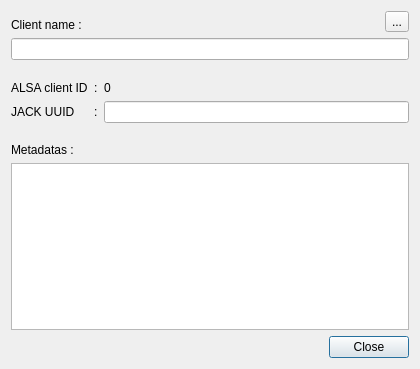
Before: the Qt Designer form resources/ui/canvas_group_info.ui in Houston4444/HoustonPatchbay, drawn with Qt 5.
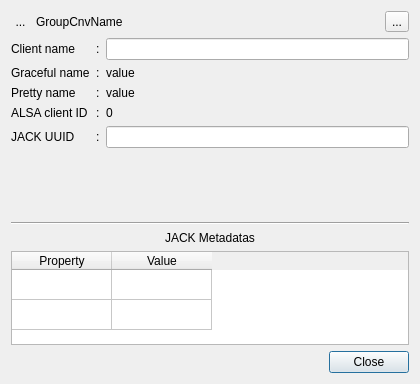
After: the same form once the commit is applied. Icons and pictures are not drawn.

Commit message: improve client infos dialog

```diff
--- a/resources/ui/canvas_group_info.ui
+++ b/resources/ui/canvas_group_info.ui
@@ -7,7 +7,7 @@
     <x>0</x>
     <y>0</y>
     <width>420</width>
-    <height>369</height>
+    <height>384</height>
    </rect>
   </property>
   <property name="windowTitle">
@@ -17,18 +17,28 @@
    <item>
     <layout class="QHBoxLayout" name="horizontalLayout_2">
      <item>
-      <widget class="QLabel" name="label">
-       <property name="sizePolicy">
-        <sizepolicy hsizetype="Fixed" vsizetype="Preferred">
-         <horstretch>0</horstretch>
-         <verstretch>0</verstretch>
-        </sizepolicy>
+      <widget class="QToolButton" name="toolButtonGroupIcon">
+       <property name="styleSheet">
+        <string notr="true">QToolButton{border:none}</string>
        </property>
        <property name="text">
-        <string>Client name :</string>
+        <string>...</string>
        </property>
-       <property name="alignment">
-        <set>Qt::AlignBottom|Qt::AlignLeading|Qt::AlignLeft</set>
+       <property name="iconSize">
+        <size>
+         <width>32</width>
+         <height>32</height>
+        </size>
+       </property>
+      </widget>
+     </item>
+     <item>
+      <widget class="QLabel" name="labelCnvName">
+       <property name="text">
+        <string>GroupCnvName</string>
+       </property>
+       <property name="textFormat">
+        <enum>Qt::AutoText</enum>
        </property>
       </widget>
      </item>
@@ -58,33 +68,17 @@
      </item>
     </layout>
    </item>
-   <item>
-    <widget class="QLineEdit" name="lineEditClientName">
-     <property name="readOnly">
-      <bool>true</bool>
-     </property>
-    </widget>
-   </item>
-   <item>
-    <layout class="QHBoxLayout" name="horizontalLayout"/>
-   </item>
-   <item>
-    <spacer name="verticalSpacer_3">
-     <property name="orientation">
-      <enum>Qt::Vertical</enum>
-     </property>
-     <property name="sizeHint" stdset="0">
-      <size>
-       <width>20</width>
-       <height>40</height>
-      </size>
-     </property>
-    </spacer>
-   </item>
    <item>
     <layout class="QGridLayout" name="gridLayout">
-     <item row="1" column="1">
-      <widget class="QLabel" name="labelColonJackUuid">
+     <item row="2" column="1">
+      <widget class="QLabel" name="labelColonPrettyName">
+       <property name="text">
+        <string>:</string>
+       </property>
+      </widget>
+     </item>
+     <item row="4" column="1">
+      <widget class="QLabel" name="labelColonAlsaClientId">
        <property name="sizePolicy">
         <sizepolicy hsizetype="Fixed" vsizetype="Preferred">
          <horstretch>0</horstretch>
@@ -96,14 +90,23 @@
        </property>
       </widget>
      </item>
-     <item row="1" column="2" colspan="2">
-      <widget class="QLineEdit" name="lineEditUuid">
-       <property name="readOnly">
-        <bool>true</bool>
-       </property>
-      </widget>
-     </item>
      <item row="0" column="0">
+      <widget class="QLabel" name="label">
+       <property name="sizePolicy">
+        <sizepolicy hsizetype="Fixed" vsizetype="Preferred">
+         <horstretch>0</horstretch>
+         <verstretch>0</verstretch>
+        </sizepolicy>
+       </property>
+       <property name="text">
+        <string>Client name</string>
+       </property>
+       <property name="alignment">
+        <set>Qt::AlignLeading|Qt::AlignLeft|Qt::AlignVCenter</set>
+       </property>
+      </widget>
+     </item>
+     <item row="4" column="0">
       <widget class="QLabel" name="labelAlsaClientId">
        <property name="sizePolicy">
         <sizepolicy hsizetype="Maximum" vsizetype="Preferred">
@@ -116,66 +119,168 @@
        </property>
       </widget>
      </item>
-     <item row="1" column="0">
-      <widget class="QLabel" name="labelJackUuid">
-       <property name="sizePolicy">
-        <sizepolicy hsizetype="Maximum" vsizetype="Preferred">
-         <horstretch>0</horstretch>
-         <verstretch>0</verstretch>
-        </sizepolicy>
-       </property>
+     <item row="2" column="0">
+      <widget class="QLabel" name="labelPrettyName">
        <property name="text">
-        <string>JACK UUID</string>
+        <string>Pretty name</string>
        </property>
       </widget>
      </item>
      <item row="0" column="1">
-      <widget class="QLabel" name="labelColonAlsaClientId">
-       <property name="sizePolicy">
-        <sizepolicy hsizetype="Fixed" vsizetype="Preferred">
-         <horstretch>0</horstretch>
-         <verstretch>0</verstretch>
-        </sizepolicy>
-       </property>
+      <widget class="QLabel" name="label_3">
        <property name="text">
         <string>:</string>
        </property>
       </widget>
      </item>
-     <item row="0" column="2">
+     <item row="2" column="4">
+      <widget class="QLabel" name="labelInternalPrettyNameValue">
+       <property name="text">
+        <string>value</string>
+       </property>
+      </widget>
+     </item>
+     <item row="5" column="4">
+      <widget class="QLineEdit" name="lineEditUuid">
+       <property name="readOnly">
+        <bool>true</bool>
+       </property>
+      </widget>
+     </item>
+     <item row="4" column="4">
       <widget class="QLabel" name="labelAlsaClientIdNum">
        <property name="text">
         <string>0</string>
        </property>
       </widget>
      </item>
+     <item row="5" column="1">
+      <widget class="QLabel" name="labelColonJackUuid">
+       <property name="sizePolicy">
+        <sizepolicy hsizetype="Fixed" vsizetype="Preferred">
+         <horstretch>0</horstretch>
+         <verstretch>0</verstretch>
+        </sizepolicy>
+       </property>
+       <property name="text">
+        <string>:</string>
+       </property>
+      </widget>
+     </item>
+     <item row="5" column="0">
+      <widget class="QLabel" name="labelJackUuid">
+       <property name="sizePolicy">
+        <sizepolicy hsizetype="Maximum" vsizetype="Preferred">
+         <horstretch>0</horstretch>
+         <verstretch>0</verstretch>
+        </sizepolicy>
+       </property>
+       <property name="text">
+        <string>JACK UUID</string>
+       </property>
+      </widget>
+     </item>
+     <item row="0" column="4">
+      <widget class="QLineEdit" name="lineEditClientName">
+       <property name="readOnly">
+        <bool>true</bool>
+       </property>
+      </widget>
+     </item>
+     <item row="1" column="0">
+      <widget class="QLabel" name="labelGracefulName">
+       <property name="text">
+        <string>Graceful name</string>
+       </property>
+      </widget>
+     </item>
+     <item row="1" column="1">
+      <widget class="QLabel" name="labelColonGracefulName">
+       <property name="text">
+        <string>:</string>
+       </property>
+      </widget>
+     </item>
+     <item row="1" column="4">
+      <widget class="QLabel" name="labelGracefulNameValue">
+       <property name="text">
+        <string>value</string>
+       </property>
+      </widget>
+     </item>
     </layout>
    </item>
    <item>
-    <spacer name="verticalSpacer">
+    <widget class="QWidget" name="verticalWidget" native="true">
+     <layout class="QVBoxLayout" name="verticalLayout">
+      <item>
+       <spacer name="verticalSpacer">
+        <property name="orientation">
+         <enum>Qt::Vertical</enum>
+        </property>
+        <property name="sizeHint" stdset="0">
+         <size>
+          <width>40</width>
+          <height>4</height>
+         </size>
+        </property>
+       </spacer>
+      </item>
+     </layout>
+    </widget>
+   </item>
+   <item>
+    <widget class="Line" name="line">
      <property name="orientation">
-      <enum>Qt::Vertical</enum>
+      <enum>Qt::Horizontal</enum>
      </property>
-     <property name="sizeHint" stdset="0">
-      <size>
-       <width>20</width>
-       <height>40</height>
-      </size>
-     </property>
-    </spacer>
+    </widget>
    </item>
    <item>
     <widget class="QLabel" name="label_2">
      <property name="text">
-      <string>Metadatas :</string>
+      <string>JACK Metadatas</string>
+     </property>
+     <property name="alignment">
+      <set>Qt::AlignCenter</set>
      </property>
     </widget>
    </item>
    <item>
-    <widget class="QPlainTextEdit" name="plainTextEditMetadata">
-     <property name="readOnly">
+    <widget class="QTableWidget" name="tableWidgetMetadatas">
+     <property name="sizeAdjustPolicy">
+      <enum>QAbstractScrollArea::AdjustToContents</enum>
+     </property>
+     <property name="autoScrollMargin">
+      <number>16</number>
+     </property>
+     <property name="editTriggers">
+      <set>QAbstractItemView::AllEditTriggers</set>
+     </property>
+     <property name="rowCount">
+      <number>2</number>
+     </property>
+     <property name="columnCount">
+      <number>2</number>
+     </property>
+     <attribute name="horizontalHeaderVisible">
       <bool>true</bool>
-     </property>
+     </attribute>
+     <attribute name="verticalHeaderVisible">
+      <bool>false</bool>
+     </attribute>
+     <row/>
+     <row/>
+     <column>
+      <property name="text">
+       <string>Property</string>
+      </property>
+     </column>
+     <column>
+      <property name="text">
+       <string>Value</string>
+      </property>
+     </column>
     </widget>
    </item>
    <item>
```
Left out of the diff: 2 changed lines with no effect on the pictures. The commit also changes 7 other files.
